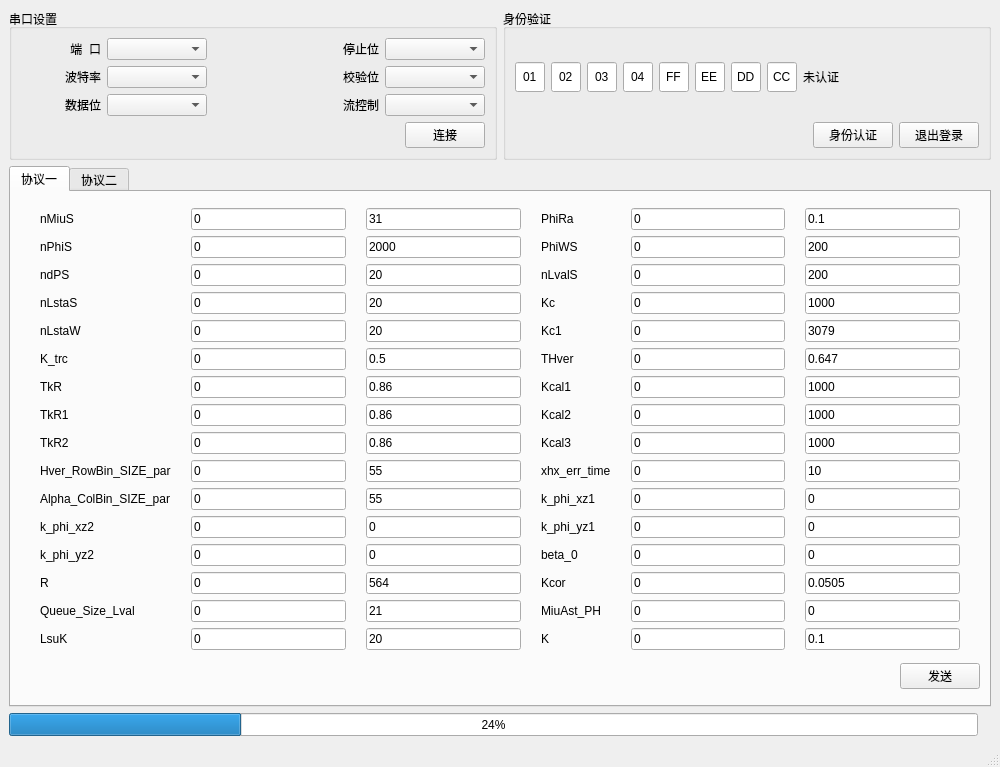
Old version of the form mainwindow.ui in the repository sundayzsy/SWJ.
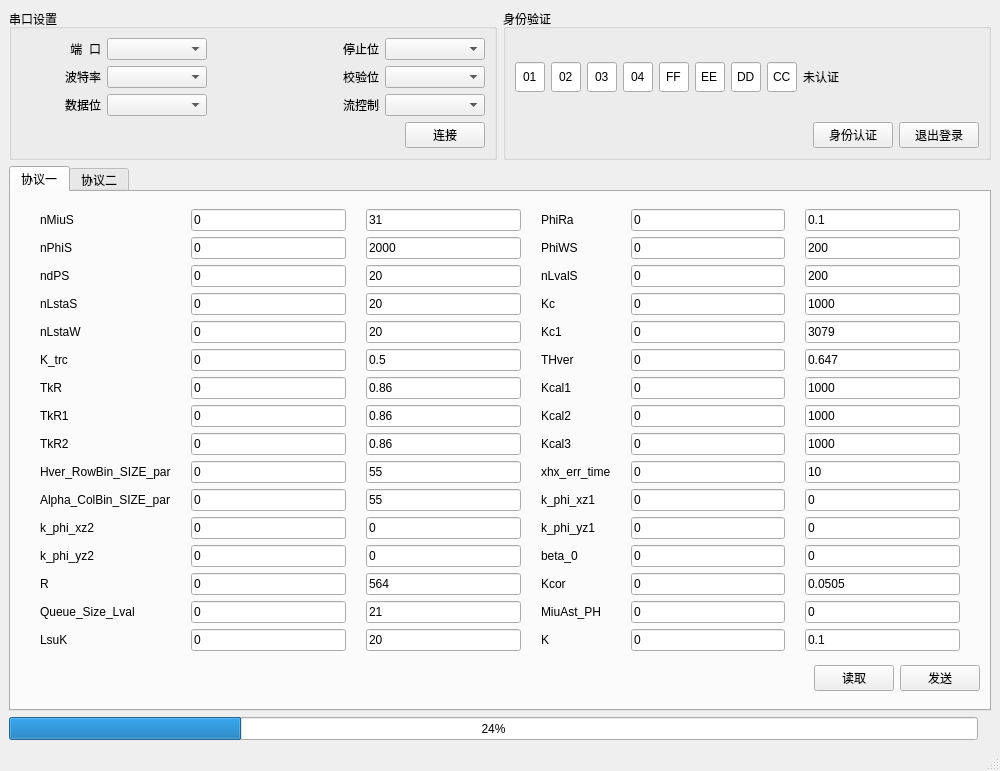
New version of the form.

Commit message: 协议一增加读取数据功能

Patch:
```diff
--- a/mainwindow.ui
+++ b/mainwindow.ui
@@ -7,7 +7,7 @@
     <x>0</x>
     <y>0</y>
     <width>1000</width>
-    <height>767</height>
+    <height>771</height>
    </rect>
   </property>
   <property name="windowTitle">
@@ -1505,6 +1505,19 @@
             </property>
            </spacer>
           </item>
+          <item>
+           <widget class="QPushButton" name="btnRead">
+            <property name="sizePolicy">
+             <sizepolicy hsizetype="Fixed" vsizetype="Fixed">
+              <horstretch>0</horstretch>
+              <verstretch>0</verstretch>
+             </sizepolicy>
+            </property>
+            <property name="text">
+             <string>读取</string>
+            </property>
+           </widget>
+          </item>
           <item>
            <widget class="QPushButton" name="btnSend">
             <property name="sizePolicy">
```
The commit also changes 2 other files.
